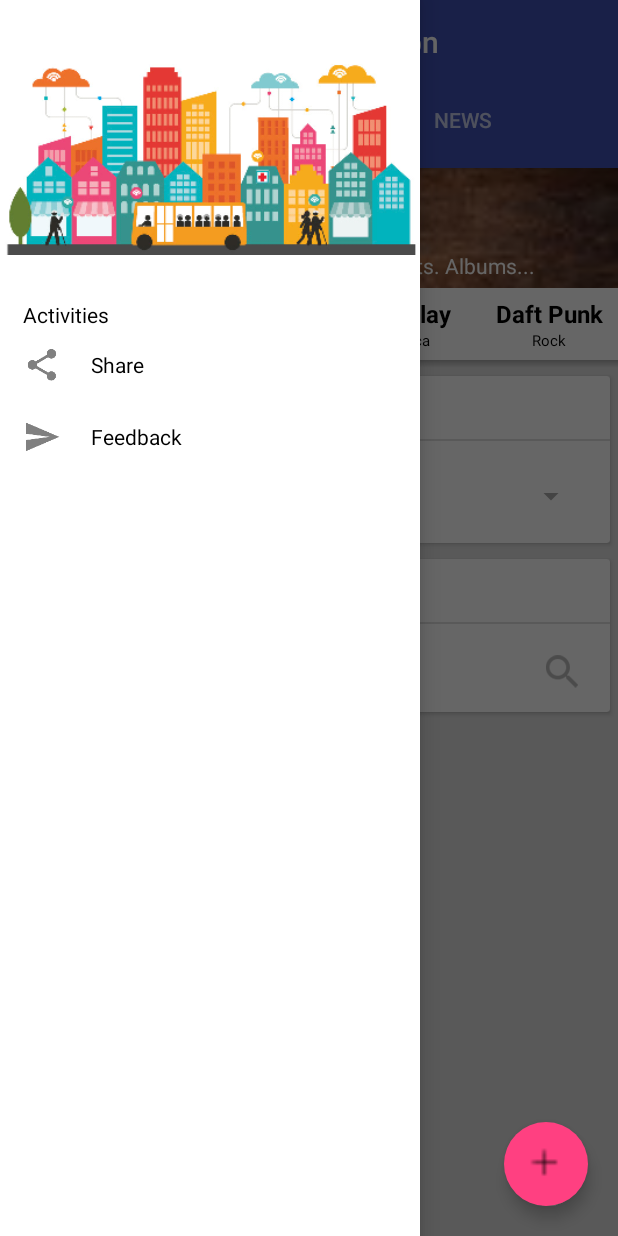
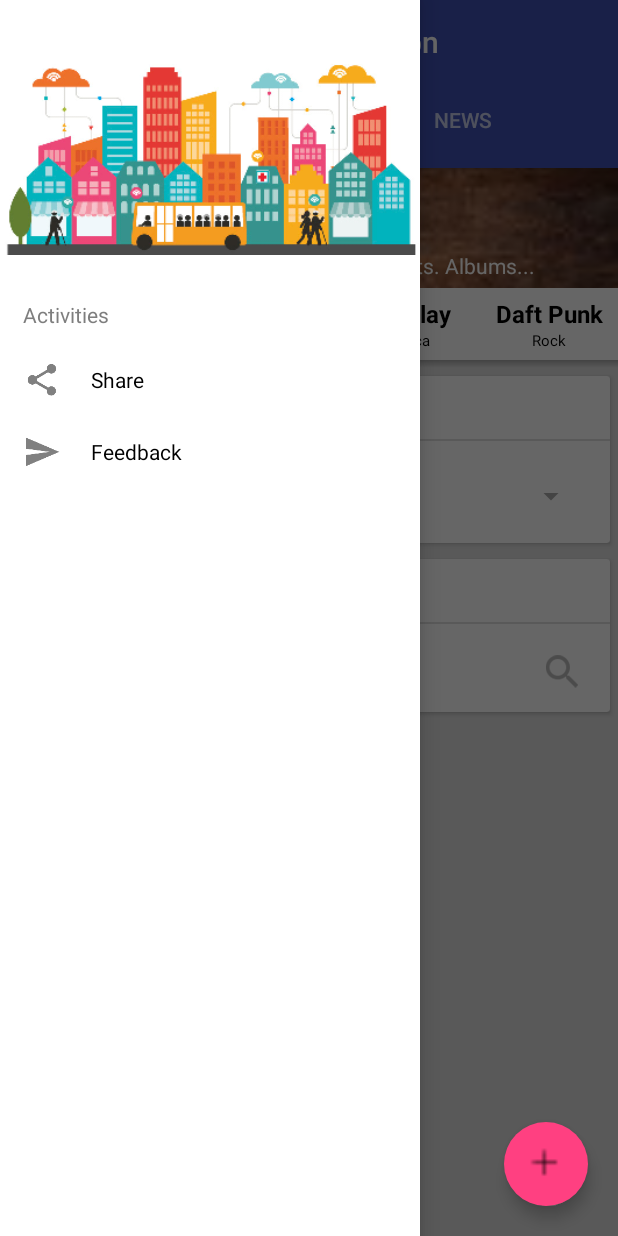
Before and after one commit to Najneen22/Tecnovonza, an Android app: the screen it shows after launch (HomeActivity), with the side drawer open, on a phone screen of 412 x 824 dp. Run offline under Robolectric (Android 15) with nearby library versions, the phone set to English and light mode, and no system bars; our stand-ins replace Picasso; pictures from the network do not load.

Commit message:
Final Changes

```diff
--- a/app/src/main/java/com/example/tailoredtech/tecnovanza/fragments/NavigationDrawerFragment.java
+++ b/app/src/main/java/com/example/tailoredtech/tecnovanza/fragments/NavigationDrawerFragment.java
@@ -70,9 +70,6 @@ public class NavigationDrawerFragment extends Fragment {
                 super.onDrawerClosed(drawerView);
             }
         };
-        if (!mUserLearned && !mFromSavedInstanceState) {
-            drawerLayout.openDrawer(containerView);
-        }
         mDrawerLayout.addDrawerListener(mDrawerToggle);
         mDrawerLayout.post(new Runnable() {
             @Override
@@ -82,12 +79,6 @@ public class NavigationDrawerFragment extends Fragment {
         });
     }
 
-    public void hideNavigationDrawer()
-    {
-        mDrawerToggle.setDrawerIndicatorEnabled(false);
-        mDrawerLayout.setDrawerLockMode(DrawerLayout.LOCK_MODE_LOCKED_CLOSED);
-    }
-
     public static void saveToPreference(Context context, String preferenceName, String preferenceValue) {
         SharedPreferences sharedPreferences = context.getSharedPreferences(FILE_NAME, Context.MODE_PRIVATE);
         SharedPreferences.Editor editor = sharedPreferences.edit();
@@ -95,10 +86,7 @@ public class NavigationDrawerFragment extends Fragment {
         editor.apply();
     }
 
-    public static String readFromPreference(Context context, String preferenceName, String defaultValue) {
-        SharedPreferences sharedPreferences = context.getSharedPreferences(FILE_NAME, Context.MODE_PRIVATE);
-        return sharedPreferences.getString(preferenceName, defaultValue);
-    }
+
 
 
 }
--- a/app/src/main/res/drawable/draw_rounded_grey_bg_pressed.xml
+++ b/app/src/main/res/drawable/draw_rounded_grey_bg_pressed.xml
@@ -2,6 +2,6 @@
 <shape xmlns:android="http://schemas.android.com/apk/res/android"
     android:shape="rectangle">
 
-    <solid android:color="@android:color/darker_gray" />
+    <solid android:color="@color/grey" />
 
 </shape>
--- a/app/src/main/res/layout/fragment_navigation_drawer.xml
+++ b/app/src/main/res/layout/fragment_navigation_drawer.xml
@@ -16,8 +16,9 @@
         android:id="@+id/txt_navigation_title"
         android:layout_width="match_parent"
         android:layout_height="wrap_content"
-        android:textColor="@android:color/black"
+        android:textColor="#7E7E7E"
         android:layout_marginLeft="15dp"
+        android:layout_marginBottom="10dp"
         android:text="@string/activities"/>
 
 
```
